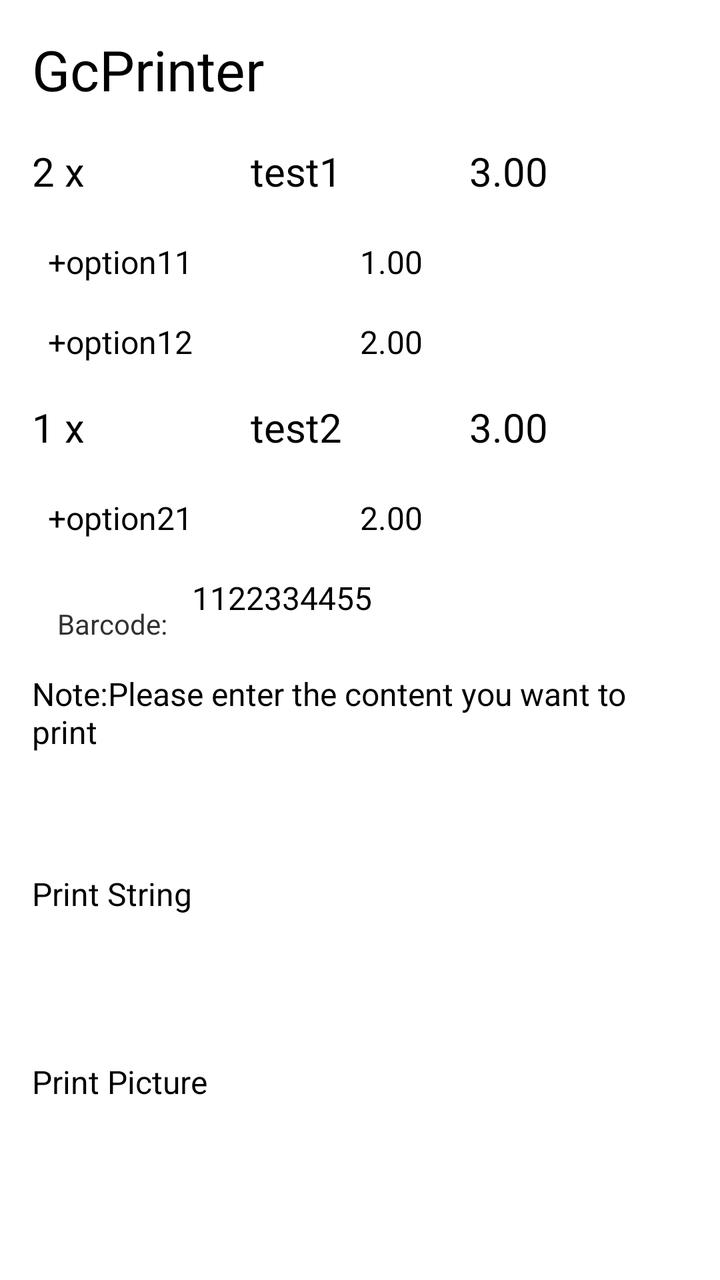
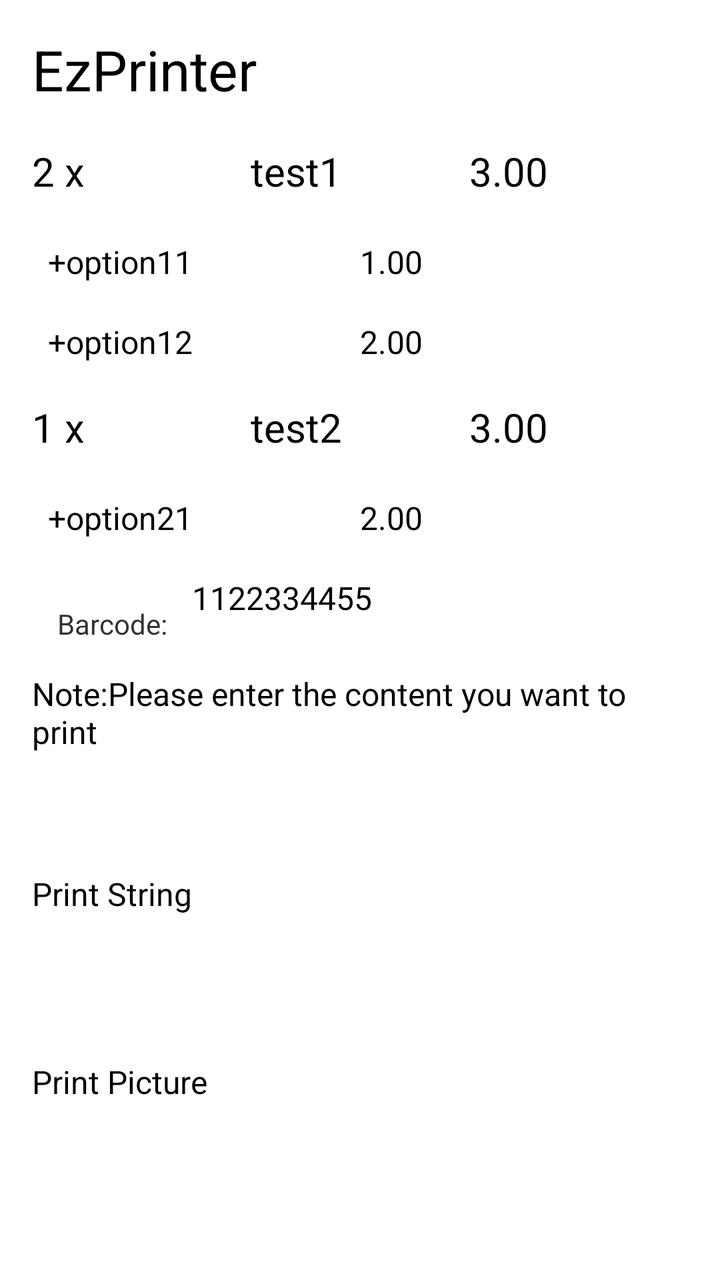

Before-and-after screenshots of an Android layout around one commit, followed by the original layout XML and the change that was made.
<!-- AndroidManifest.xml: application theme AppTheme -->
<!-- res/layout/activity_main.xml -->
<RelativeLayout xmlns:android="http://schemas.android.com/apk/res/android"
    xmlns:tools="http://schemas.android.com/tools"
    style="@style/AppTheme"
    android:layout_width="match_parent"
    android:layout_height="wrap_content"
    android:paddingBottom="@dimen/activity_vertical_margin"
    android:paddingLeft="@dimen/activity_horizontal_margin"
    android:paddingRight="@dimen/activity_horizontal_margin"
    android:paddingTop="@dimen/activity_vertical_margin">

    <LinearLayout
        android:layout_width="match_parent"
        android:layout_height="match_parent"
        android:layout_alignParentLeft="true"
        android:layout_alignParentTop="true"
        android:backgroundTint="@android:color/darker_gray"
        android:gravity="top"
        android:orientation="vertical" >

        <LinearLayout
            android:layout_width="match_parent"
            android:layout_height="match_parent"
            android:orientation="vertical"
            >
            <LinearLayout
                android:layout_width="match_parent"
                android:layout_height="56sp"
                >

                <EditText
                    android:id="@+id/ticket_title"
                    android:layout_width="match_parent"
                    android:layout_height="match_parent"
                    android:text="GcPrinter"
                    android:textAlignment="center"
                    android:textSize="28sp" />

            </LinearLayout>

            <LinearLayout
                android:layout_width="match_parent"
                android:layout_height="48sp"
                android:orientation="horizontal">
                <EditText
                    android:id="@+id/item1_left"
                    android:layout_width="match_parent"
                    android:layout_height="match_parent"
                    android:layout_weight="1"
                    android:textSize="20sp"
                    android:text="2 x">
                </EditText>
                <EditText
                    android:id="@+id/item1_mid"
                    android:layout_width="match_parent"
                    android:layout_height="match_parent"
                    android:layout_weight="1"
                    android:textAlignment="center"
                    android:textSize="20sp"
                    android:text="test1">
                </EditText>
                <EditText
                    android:id="@+id/item1_right"
                    android:layout_width="match_parent"
                    android:layout_height="match_parent"
                    android:layout_weight="1"
                    android:textAlignment="textEnd"
                    android:textSize="20sp"
                    android:text="3.00">
                </EditText>
            </LinearLayout>
            <LinearLayout
                android:layout_width="match_parent"
                android:layout_height="40sp" >
                <EditText
                    android:id="@+id/item1_opt1_name"
                    android:layout_width="match_parent"
                    android:layout_height="match_parent"
                    android:layout_weight="1"
                    android:text="  +option11"/>
                <EditText
                    android:id="@+id/item1_opt1_amt"
                    android:layout_width="match_parent"
                    android:layout_height="match_parent"
                    android:layout_weight="1"
                    android:textAlignment="textEnd"
                    android:text="1.00"/>
            </LinearLayout>
            <LinearLayout
                android:layout_width="match_parent"
                android:layout_height="40sp">
                <EditText
                    android:id="@+id/item1_opt2_name"
                    android:layout_width="match_parent"
                    android:layout_height="match_parent"
                    android:layout_weight="1"
                    android:text="  +option12"/>
                <EditText
                    android:id="@+id/item1_opt2_amt"
                    android:layout_width="match_parent"
                    android:layout_height="match_parent"
                    android:layout_weight="1"
                    android:textAlignment="textEnd"
                    android:text="2.00"/>
            </LinearLayout>
            <LinearLayout
                android:layout_width="match_parent"
                android:layout_height="48sp"
                android:orientation="horizontal">
                <EditText
                    android:id="@+id/item2_left"
                    android:layout_width="match_parent"
                    android:layout_height="match_parent"
                    android:layout_weight="1"
                    android:textSize="20sp"
                    android:text="1 x">
                </EditText>
                <EditText
                    android:id="@+id/item2_mid"
                    android:layout_width="match_parent"
                    android:layout_height="match_parent"
                    android:layout_weight="1"
                    android:textAlignment="center"
                    android:textSize="20sp"
                    android:text="test2">
                </EditText>
                <EditText
                    android:id="@+id/item2_right"
                    android:layout_width="match_parent"
                    android:layout_height="match_parent"
                    android:layout_weight="1"
                    android:textAlignment="textEnd"
                    android:textSize="20sp"
                    android:text="3.00">
                </EditText>
            </LinearLayout>
            <LinearLayout
                android:layout_width="match_parent"
                android:layout_height="40sp">
                <EditText
                    android:id="@+id/item2_opt1_name"
                    android:layout_width="match_parent"
                    android:layout_height="match_parent"
                    android:layout_weight="1"
                    android:text="  +option21"/>
                <EditText
                    android:id="@+id/item2_opt1_amt"
                    android:layout_width="match_parent"
                    android:layout_height="match_parent"
                    android:layout_weight="1"
                    android:textAlignment="textEnd"
                    android:text="2.00"/>
            </LinearLayout>
            <LinearLayout
                android:layout_width="match_parent"
                android:layout_height="48sp">

                <TextView
                    android:layout_width="80dp"
                    android:layout_height="match_parent"
                    android:gravity="center|center_vertical"
                    android:text="Barcode:"
                    android:textAlignment="center">

                </TextView>
                <EditText
                    android:id="@+id/barcode"
                    android:layout_width="match_parent"
                    android:layout_height="match_parent"
                    android:textAlignment="center"
                    android:text="1122334455"
                    />
            </LinearLayout>
            <LinearLayout
                android:layout_width="match_parent"
                android:layout_height="wrap_content">
                <EditText
                    android:id="@+id/ed_text"
                    android:layout_width="match_parent"
                    android:layout_height="100sp"
                    android:ems="10"
                    android:layout_weight="2"
                    android:inputType="textMultiLine"
                    android:password="false"
                    android:singleLine="false"
                    android:text="Note:Please enter the content you want to print" >

                    <requestFocus />
                </EditText>
            </LinearLayout>
            <LinearLayout
                android:layout_width="match_parent"
                android:layout_height="match_parent"
                android:orientation="vertical"
                >

                <Button
                    android:id="@+id/btn_print"
                    android:layout_width="match_parent"
                    android:layout_height="wrap_content"
                    android:layout_weight="1"
                    android:contentDescription="@string/btn_button"
                    android:text="@string/btn_button" />

                <Button
                    android:id="@+id/btn_bmp"
                    android:layout_width="match_parent"
                    android:layout_height="wrap_content"
                    android:layout_weight="1"
                    android:contentDescription="@string/btn_button"
                    android:text="@string/btn_bmp" />
            </LinearLayout>
        </LinearLayout>


    </LinearLayout>
</RelativeLayout>
<!-- resources referenced by this layout -->
<resources>
  <dimen name="activity_horizontal_margin">16dp</dimen>
  <dimen name="activity_vertical_margin">16dp</dimen>
  <string name="btn_bmp">Print Picture</string>
  <string name="btn_button">Print String</string>
  <style name="AppTheme" parent="AppBaseTheme">
          
      </style>
  <style name="AppBaseTheme" parent="android:Theme.Light">
          
      </style>
</resources>

<!-- the commit's change to res/layout/activity_main.xml (unified diff, before → after) -->
@@ -31,7 +31,7 @@
                     android:id="@+id/ticket_title"
                     android:layout_width="match_parent"
                     android:layout_height="match_parent"
-                    android:text="GcPrinter"
+                    android:text="EzPrinter"
                     android:textAlignment="center"
                     android:textSize="28sp" />
 
